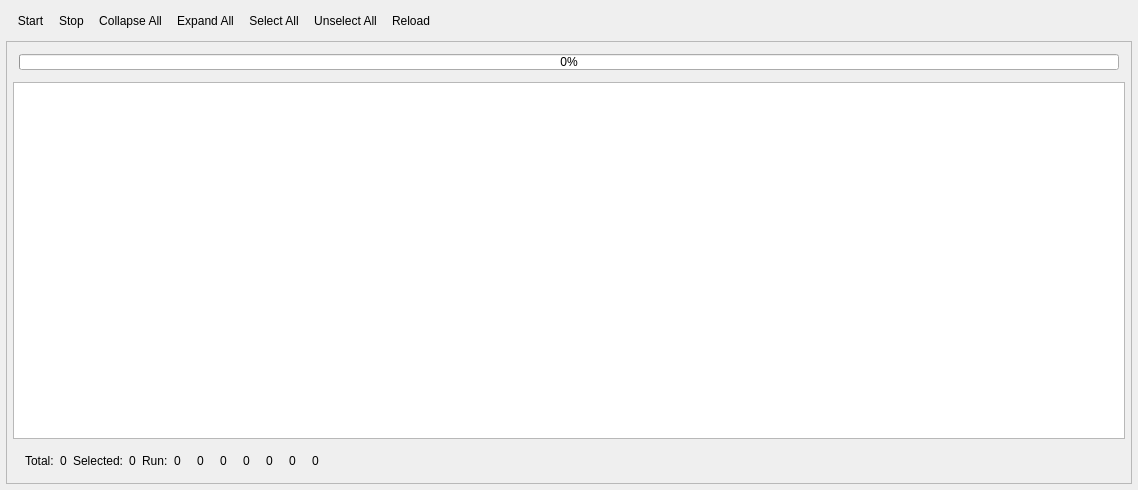
KDE/veritas, file mvc/runnerwindow.ui: the form before one commit.
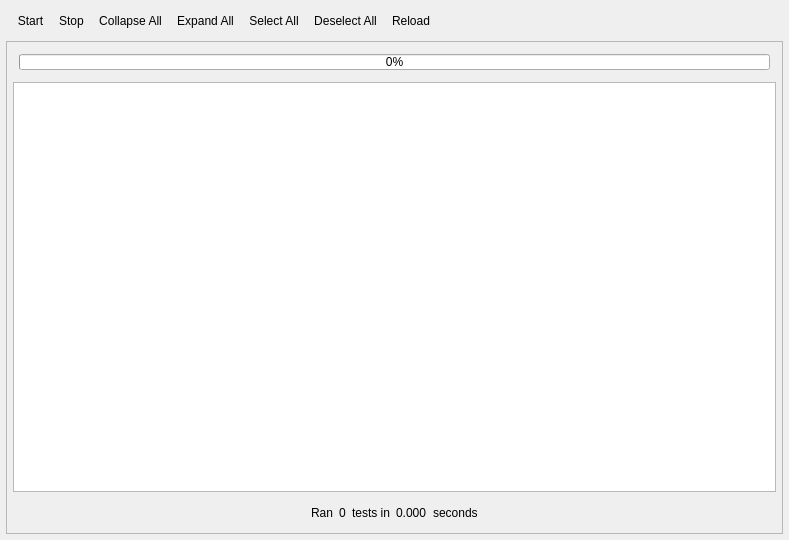
The form after the commit. Icons and pictures are not drawn.

```diff
--- a/mvc/runnerwindow.ui
+++ b/mvc/runnerwindow.ui
@@ -5,8 +5,8 @@
    <rect>
     <x>0</x>
     <y>0</y>
-    <width>1138</width>
-    <height>490</height>
+    <width>789</width>
+    <height>540</height>
    </rect>
   </property>
   <property name="windowTitle" >
@@ -143,49 +143,21 @@
               <property name="orientation" >
                <enum>Qt::Horizontal</enum>
               </property>
-              <property name="sizeType" >
-               <enum>QSizePolicy::Fixed</enum>
-              </property>
               <property name="sizeHint" stdset="0" >
                <size>
-                <width>6</width>
-                <height>12</height>
+                <width>198</width>
+                <height>17</height>
                </size>
               </property>
              </spacer>
             </item>
-            <item>
-             <widget class="QLabel" name="labelNumTotalText" >
-              <property name="text" >
-               <string>Total:</string>
-              </property>
-             </widget>
-            </item>
-            <item>
-             <widget class="QLabel" name="labelNumTotal" >
-              <property name="text" >
-               <string>0</string>
-              </property>
-             </widget>
-            </item>
-            <item>
-             <widget class="QLabel" name="labelNumSelectedText" >
-              <property name="text" >
-               <string>Selected:</string>
-              </property>
-             </widget>
-            </item>
-            <item>
-             <widget class="QLabel" name="labelNumSelected" >
-              <property name="text" >
-               <string>0</string>
-              </property>
-             </widget>
-            </item>
             <item>
              <widget class="QLabel" name="labelNumRunText" >
               <property name="text" >
-               <string>Run:</string>
+               <string>Ran</string>
+              </property>
+              <property name="textFormat" >
+               <enum>Qt::LogText</enum>
               </property>
              </widget>
             </item>
@@ -194,187 +166,40 @@
               <property name="text" >
                <string>0</string>
               </property>
+              <property name="textFormat" >
+               <enum>Qt::LogText</enum>
+              </property>
              </widget>
             </item>
             <item>
-             <layout class="QHBoxLayout" name="_18" >
-              <property name="spacing" >
-               <number>3</number>
+             <widget class="QLabel" name="labelElapsedText" >
+              <property name="text" >
+               <string>tests in</string>
               </property>
-              <property name="margin" >
-               <number>0</number>
+              <property name="textFormat" >
+               <enum>Qt::LogText</enum>
               </property>
-              <item>
-               <widget class="QLabel" name="labelNumSuccessPic" >
-                <property name="toolTip" >
-                 <string>Success</string>
-                </property>
-                <property name="text" >
-                 <string/>
-                </property>
-                <property name="pixmap" >
-                 <pixmap resource="../resources/qxrunner.qrc" >:/icons/success.png</pixmap>
-                </property>
-               </widget>
-              </item>
-              <item>
-               <widget class="QLabel" name="labelNumSuccess" >
-                <property name="text" >
-                 <string>0</string>
-                </property>
-               </widget>
-              </item>
-             </layout>
+             </widget>
             </item>
             <item>
-             <layout class="QHBoxLayout" name="_14" >
-              <property name="spacing" >
-               <number>3</number>
+             <widget class="QLabel" name="labelElapsed" >
+              <property name="text" >
+               <string>0.000</string>
               </property>
-              <property name="margin" >
-               <number>0</number>
+              <property name="textFormat" >
+               <enum>Qt::LogText</enum>
               </property>
-              <item>
-               <widget class="QLabel" name="labelNumExceptionsPic" >
-                <property name="toolTip" >
-                 <string>Exceptions</string>
-                </property>
-                <property name="text" >
-                 <string/>
-                </property>
-                <property name="pixmap" >
-                 <pixmap resource="../resources/qxrunner.qrc" >:/icons/exception.png</pixmap>
-                </property>
-               </widget>
-              </item>
-              <item>
-               <widget class="QLabel" name="labelNumExceptions" >
-                <property name="text" >
-                 <string>0</string>
-                </property>
-               </widget>
-              </item>
-             </layout>
+             </widget>
             </item>
             <item>
-             <layout class="QHBoxLayout" name="_19" >
-              <property name="spacing" >
-               <number>3</number>
+             <widget class="QLabel" name="label" >
+              <property name="text" >
+               <string>seconds</string>
               </property>
-              <property name="margin" >
-               <number>0</number>
+              <property name="textFormat" >
+               <enum>Qt::LogText</enum>
               </property>
-              <item>
-               <widget class="QLabel" name="labelNumFatalsPic" >
-                <property name="toolTip" >
-                 <string>Fatals</string>
-                </property>
-                <property name="text" >
-                 <string/>
-                </property>
-                <property name="pixmap" >
-                 <pixmap resource="../resources/qxrunner.qrc" >:/icons/fatal.png</pixmap>
-                </property>
-               </widget>
-              </item>
-              <item>
-               <widget class="QLabel" name="labelNumFatals" >
-                <property name="text" >
-                 <string>0</string>
-                </property>
-               </widget>
-              </item>
-             </layout>
-            </item>
-            <item>
-             <layout class="QHBoxLayout" name="_17" >
-              <property name="spacing" >
-               <number>3</number>
-              </property>
-              <property name="margin" >
-               <number>0</number>
-              </property>
-              <item>
-               <widget class="QLabel" name="labelNumErrorsPic" >
-                <property name="toolTip" >
-                 <string>Errors</string>
-                </property>
-                <property name="text" >
-                 <string/>
-                </property>
-                <property name="pixmap" >
-                 <pixmap resource="../resources/qxrunner.qrc" >:/icons/error.png</pixmap>
-                </property>
-               </widget>
-              </item>
-              <item>
-               <widget class="QLabel" name="labelNumErrors" >
-                <property name="text" >
-                 <string>0</string>
-                </property>
-               </widget>
-              </item>
-             </layout>
-            </item>
-            <item>
-             <layout class="QHBoxLayout" name="_15" >
-              <property name="spacing" >
-               <number>3</number>
-              </property>
-              <property name="margin" >
-               <number>0</number>
-              </property>
-              <item>
-               <widget class="QLabel" name="labelNumWarningsPic" >
-                <property name="toolTip" >
-                 <string>Warnings</string>
-                </property>
-                <property name="text" >
-                 <string/>
-                </property>
-                <property name="pixmap" >
-                 <pixmap resource="../resources/qxrunner.qrc" >:/icons/warning.png</pixmap>
-                </property>
-               </widget>
-              </item>
-              <item>
-               <widget class="QLabel" name="labelNumWarnings" >
-                <property name="text" >
-                 <string>0</string>
-                </property>
-               </widget>
-              </item>
-             </layout>
-            </item>
-            <item>
-             <layout class="QHBoxLayout" name="_16" >
-              <property name="spacing" >
-               <number>3</number>
-              </property>
-              <property name="margin" >
-               <number>0</number>
-              </property>
-              <item>
-               <widget class="QLabel" name="labelNumInfosPic" >
-                <property name="toolTip" >
-                 <string>Infos</string>
-                </property>
-                <property name="text" >
-                 <string/>
-                </property>
-                <property name="pixmap" >
-                 <pixmap resource="../resources/qxrunner.qrc" >:/icons/info.png</pixmap>
-                </property>
-               </widget>
-              </item>
-              <item>
-               <widget class="QLabel" name="labelNumInfos" >
-                <property name="text" >
-                 <string>0</string>
-                </property>
-               </widget>
-              </item>
-             </layout>
+             </widget>
             </item>
             <item>
              <spacer name="spacer" >
@@ -383,8 +208,8 @@
               </property>
               <property name="sizeHint" stdset="0" >
                <size>
-                <width>28</width>
-                <height>20</height>
+                <width>198</width>
+                <height>17</height>
                </size>
               </property>
              </spacer>
@@ -435,7 +260,7 @@
      <normaloff>:/icons/uncheckedbox.png</normaloff>:/icons/uncheckedbox.png</iconset>
    </property>
    <property name="text" >
-    <string>&amp;Unselect All</string>
+    <string>&amp;Deselect All</string>
    </property>
   </action>
   <action name="actionAbout" >
```
Left out of the diff: 11 changed lines with no effect on the pictures.
